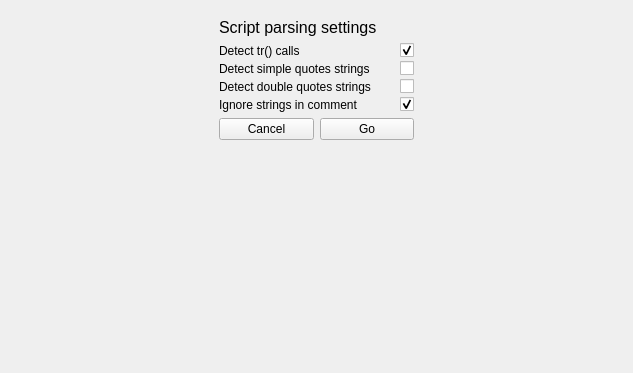
Old version of the form src/scriptParseWidget.ui in the repository RxLaboratory/DuTF.
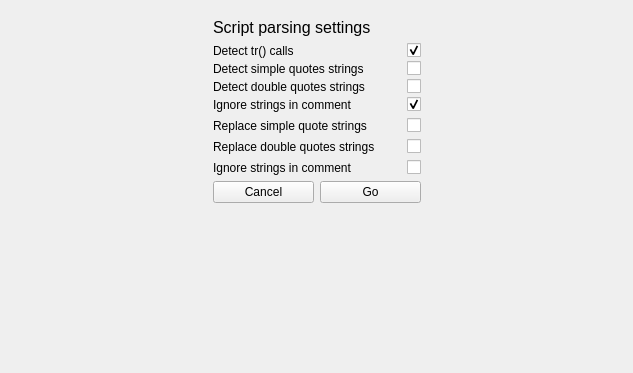
New version of the form. Icons and pictures are not drawn.

Commit message: ui: Add export option in the script parse interface

```diff
--- a/src/scriptParseWidget.ui
+++ b/src/scriptParseWidget.ui
@@ -165,6 +165,67 @@
             </item>
            </layout>
           </item>
+          <item>
+           <layout class="QFormLayout" name="exportLayout">
+            <item row="0" column="1">
+             <widget class="QCheckBox" name="replaceSimpleStrings">
+              <property name="minimumSize">
+               <size>
+                <width>40</width>
+                <height>0</height>
+               </size>
+              </property>
+              <property name="layoutDirection">
+               <enum>Qt::RightToLeft</enum>
+              </property>
+              <property name="text">
+               <string/>
+              </property>
+             </widget>
+            </item>
+            <item row="0" column="0">
+             <widget class="QLabel" name="label_5">
+              <property name="text">
+               <string>Replace simple quote strings</string>
+              </property>
+             </widget>
+            </item>
+            <item row="1" column="0">
+             <widget class="QLabel" name="label_6">
+              <property name="text">
+               <string>Replace double quotes strings</string>
+              </property>
+             </widget>
+            </item>
+            <item row="2" column="0">
+             <widget class="QLabel" name="label_7">
+              <property name="text">
+               <string>Ignore strings in comment</string>
+              </property>
+             </widget>
+            </item>
+            <item row="2" column="1">
+             <widget class="QCheckBox" name="replaceIgnoreComments">
+              <property name="layoutDirection">
+               <enum>Qt::RightToLeft</enum>
+              </property>
+              <property name="text">
+               <string/>
+              </property>
+             </widget>
+            </item>
+            <item row="1" column="1">
+             <widget class="QCheckBox" name="replaceDoubleStrings">
+              <property name="layoutDirection">
+               <enum>Qt::RightToLeft</enum>
+              </property>
+              <property name="text">
+               <string/>
+              </property>
+             </widget>
+            </item>
+           </layout>
+          </item>
           <item>
            <layout class="QHBoxLayout" name="horizontalLayout">
             <property name="topMargin">
```
